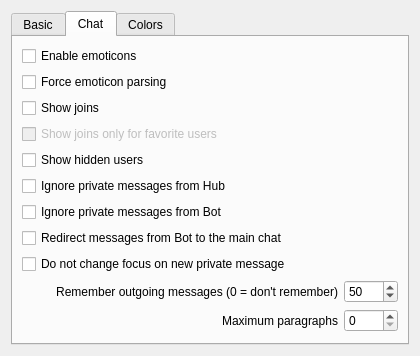
First picture: the form in eiskaltdcpp/ui/UISettingsGUI.ui, repository eiskaltdcpp/eiskaltdcpp, before the edit.
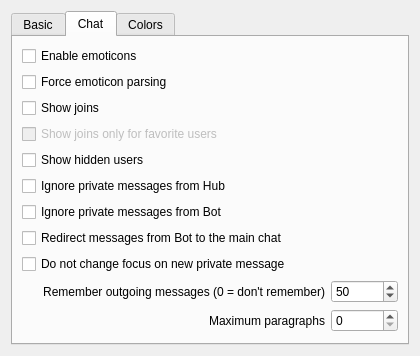
Second picture: the form after the edit. The open tabs and pages were chosen to show the change.

```diff
--- a/eiskaltdcpp/ui/UISettingsGUI.ui
+++ b/eiskaltdcpp/ui/UISettingsGUI.ui
@@ -275,7 +275,7 @@
          <item row="1" column="1">
           <widget class="QSpinBox" name="spinBox_PARAGRAPHS">
            <property name="maximum">
-            <number>1000</number>
+            <number>1000000</number>
            </property>
           </widget>
          </item>
```
